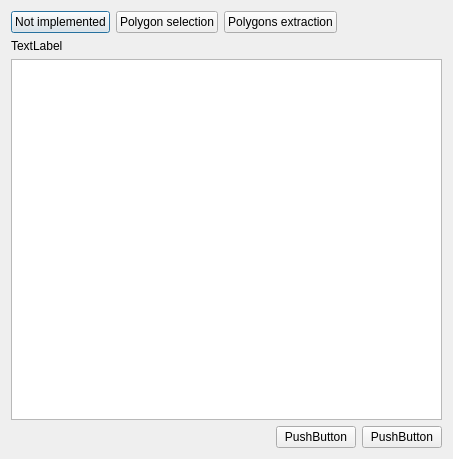
cpenar/Qt_PolSarPRO, file image_viewer.ui: the form before one commit.
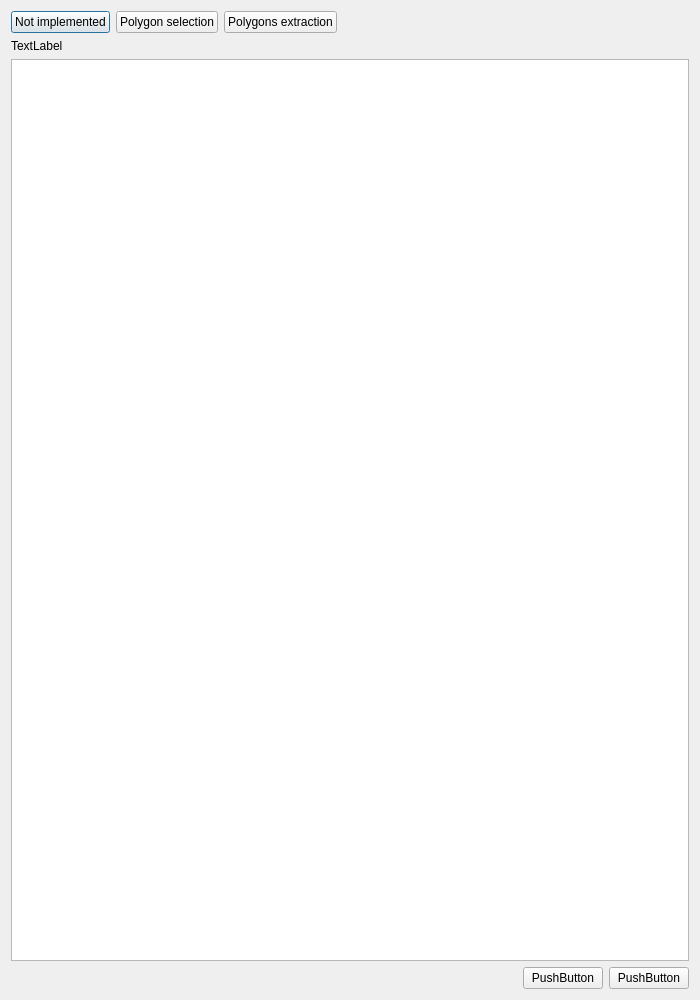
The form after the commit.

Patch:
```diff
--- a/image_viewer.ui
+++ b/image_viewer.ui
@@ -6,8 +6,8 @@
    <rect>
     <x>0</x>
     <y>0</y>
-    <width>453</width>
-    <height>459</height>
+    <width>700</width>
+    <height>1000</height>
    </rect>
   </property>
   <property name="windowTitle">
```
Left out of the diff: 2 changed lines with no effect on the pictures.
